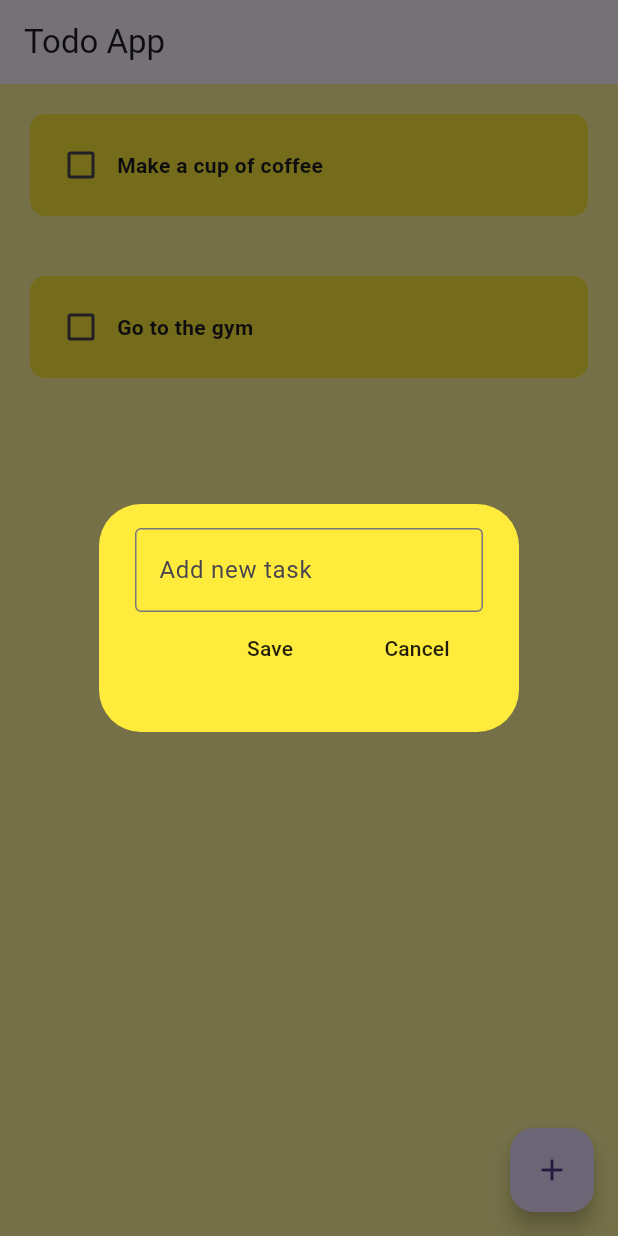
After one commit to ChristianRotairo/TodoApp, a Flutter app: the screen it shows after launch, after a tap on the "add" icon, on a phone screen of 412 x 824 dp. The commit adds this screen. Run offline on Flutter 3.47's test engine with Material 3 defaults, Android fonts, the phone set to English and light mode, and no system bars.

Commit message:
Static mode of Adding

```diff
--- a/lib/home/home_screen.dart
+++ b/lib/home/home_screen.dart
@@ -1,31 +1,65 @@
+import 'package:first_project/todo/alert_dialog.dart';
 import 'package:flutter/material.dart';
 import 'package:first_project/todo/todo_tile.dart';
 
 class TodoApp extends StatefulWidget {
-  const TodoApp({super.key});
+
+   TodoApp({super.key});
 
   @override
   State<TodoApp> createState() => _TodoAppState();
 }
 
+ final __controller = TextEditingController();
+
+// array of data
 List todoApp = [
-  ["Make a cup of asdsad", false],
+  ["Make a cup of coffee", false],
   ["Go to the gym", false],
 ];
 
 class _TodoAppState extends State<TodoApp> {
+  TextEditingController __controller = TextEditingController();
+
   void checkBoxChanged(bool? value, int index) {
     setState(() {
       todoApp[index][1] = value ?? false;
     });
   }
 
+// save new task
+  void saveNewTask() {
+    setState(() {
+      todoApp.add([__controller.text, false]);
+      __controller.clear();
+    });
+    Navigator.of(context).pop();
+  }
+
+// Create new task
+  void newTask() {
+    showDialog(
+      context: context,
+      builder: (context) {
+        return DialogBox(
+          controller: __controller,
+          onSaved: saveNewTask,
+          onCancelled: () => Navigator.of(context).pop(),
+        );
+      },
+    );
+  }
+
   @override
   Widget build(BuildContext context) {
     return Scaffold(
-      backgroundColor: Colors.yellow[100],
+      backgroundColor: Colors.yellow[200],
       appBar: AppBar(
         title: const Text('Todo App'),
+      ),
+      floatingActionButton: FloatingActionButton(
+        onPressed: newTask,
+        child: const Icon(Icons.add),
       ),
       body: ListView.builder(
         itemCount: todoApp.length,
--- a/lib/main.dart
+++ b/lib/main.dart
@@ -17,7 +17,7 @@ class MyApp extends StatelessWidget {
         // colorScheme: const ColorScheme.Colors.black,
         useMaterial3: true,
       ),
-      home: const TodoApp(),
+      home:  TodoApp(),
     );
   }
 }
--- /dev/null
+++ b/lib/todo/alert_dialog.dart
@@ -0,0 +1,44 @@
+import 'package:first_project/todo/save_close.dart';
+import 'package:flutter/material.dart';
+
+// ignore: must_be_immutable
+class DialogBox extends StatelessWidget {
+final controller;
+VoidCallback onSaved;
+VoidCallback onCancelled;
+
+   DialogBox({super.key,
+   required this.controller,
+   required this.onSaved,
+   required this.onCancelled});
+
+  @override
+  Widget build(BuildContext context) {
+   return AlertDialog(
+  backgroundColor: Colors.yellow,
+  content: SizedBox(
+    height: 112,
+
+    child: Column(
+      children: [
+        TextFormField(
+          controller: controller,
+          decoration: const InputDecoration(
+            border: OutlineInputBorder(),
+            hintText: "Add new task",
+          ),
+        ),
+
+        Row(
+          mainAxisAlignment:MainAxisAlignment.end,
+          children: [
+          Button(text: "Save", onPressed: onSaved),
+          const SizedBox(width: 10),
+          Button(text: "Cancel", onPressed: onCancelled),
+        ],)
+
+      ],
+    ),
+  ),
+);
+  }}
--- /dev/null
+++ b/lib/todo/save_close.dart
@@ -0,0 +1,18 @@
+import 'package:flutter/material.dart';
+
+// ignore: must_be_immutable
+class Button extends StatelessWidget {
+  final String text;
+  VoidCallback onPressed;
+  Button({super.key,
+  required this.text,
+   required this.onPressed});
+
+  @override
+  Widget build(BuildContext context) {
+    return MaterialButton(
+      onPressed: onPressed,
+      child: Text(text),
+    );
+  }
+}
--- a/lib/todo/todo_tile.dart
+++ b/lib/todo/todo_tile.dart
@@ -1,5 +1,7 @@
 import 'package:flutter/material.dart';
 
+
+// ignore: must_be_immutable
 class TodoTile extends StatelessWidget {
   final String todoName;
   final bool isCompleted;
--- a/pubspec.yaml
+++ b/pubspec.yaml
@@ -35,6 +35,7 @@ dependencies:
   # The following adds the Cupertino Icons font to your application.
   # Use with the CupertinoIcons class for iOS style icons.
   cupertino_icons: ^1.0.2
+  flutter_slidable: ^3.0.1
 
 dev_dependencies:
   flutter_test:
```
Also changed, not shown: pubspec.lock.
